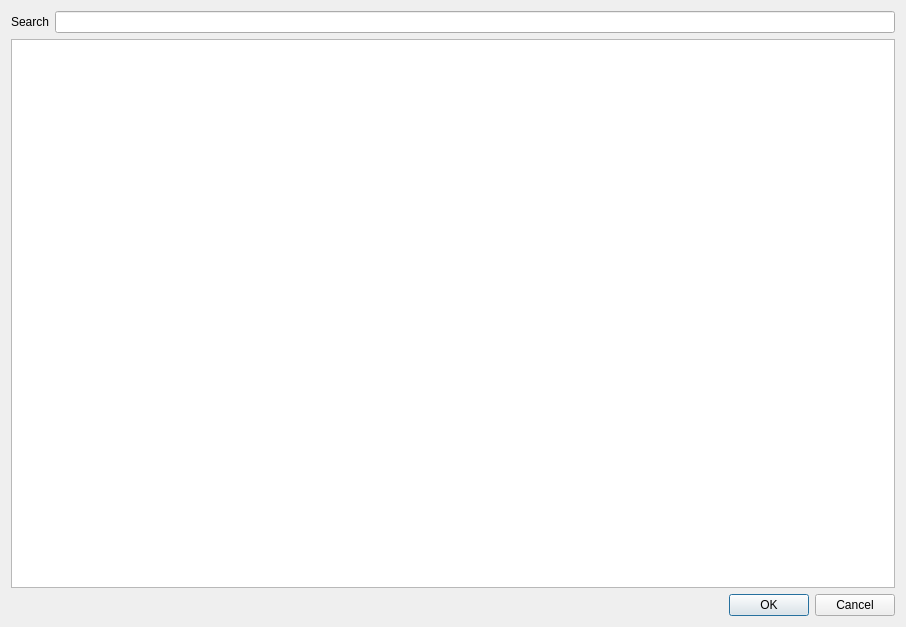
This is PaperList.ui in congchenutd/papernet as Qt 5 draws it before an edit. The edited form follows.
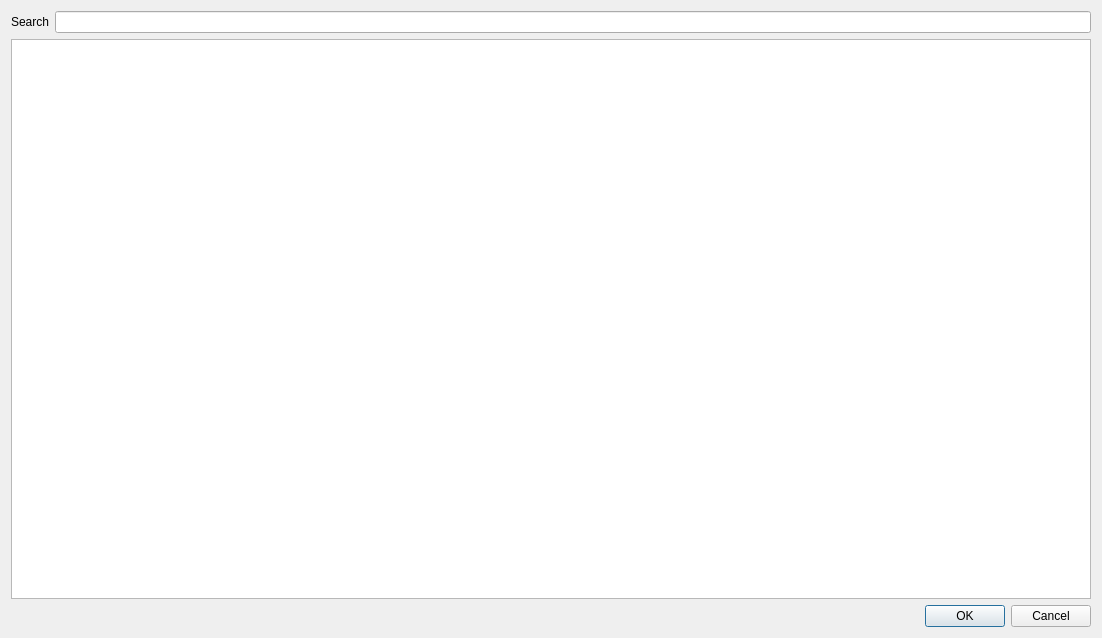
This is the edited form.

What changed in the file:
```diff
--- a/PaperList.ui
+++ b/PaperList.ui
@@ -6,8 +6,8 @@
    <rect>
     <x>0</x>
     <y>0</y>
-    <width>906</width>
-    <height>627</height>
+    <width>1102</width>
+    <height>638</height>
    </rect>
   </property>
   <property name="windowTitle">
@@ -35,6 +35,9 @@
      <property name="sortingEnabled">
       <bool>true</bool>
      </property>
+     <attribute name="horizontalHeaderStretchLastSection">
+      <bool>true</bool>
+     </attribute>
     </widget>
    </item>
    <item row="2" column="0" colspan="2">
```
